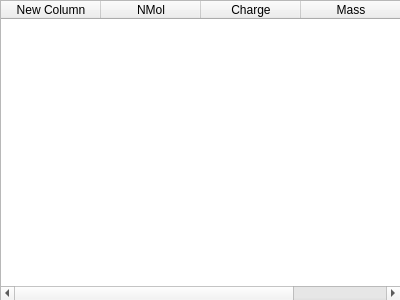
Qt form src/gui/mzroll/forms/adductwidget.ui (ElucidataInc/ElMaven) before a commit.
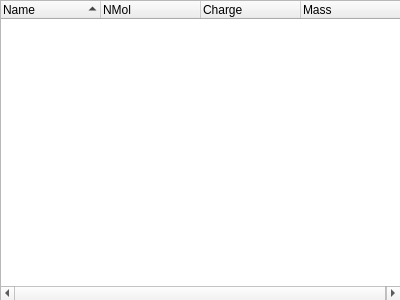
The same form after that commit.

Commit message:
[Ftr] Populate the adduct widget
Public constructor, copy constructor and destructor for Adduct have
been added for use with signals/slots

```diff
--- a/src/gui/mzroll/forms/adductwidget.ui
+++ b/src/gui/mzroll/forms/adductwidget.ui
@@ -24,13 +24,16 @@
    </property>
    <layout class="QGridLayout" name="gridLayout">
     <item row="0" column="0">
-     <widget class="QTableWidget" name="tableWidget">
+     <widget class="QTreeWidget" name="adductList">
+      <property name="alternatingRowColors">
+       <bool>true</bool>
+      </property>
       <property name="sortingEnabled">
        <bool>true</bool>
       </property>
       <column>
        <property name="text">
-        <string>New Column</string>
+        <string>Name</string>
        </property>
       </column>
       <column>
```
The commit also changes 8 other files.
